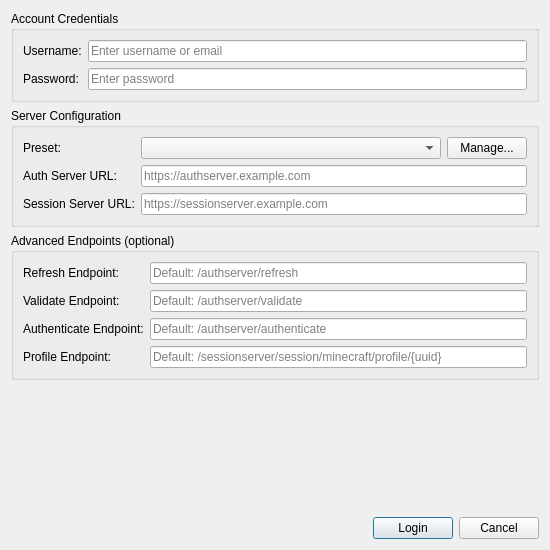
First picture: the form in launcher/ui/dialogs/YggdrasilLoginDialog.ui, repository AndreaFrederica/LunaLauncher, before the edit.
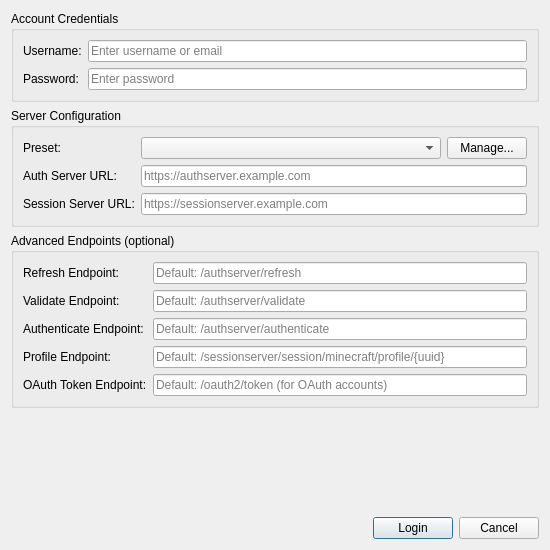
Second picture: the form after the edit.

Commit message: feat: Implement OAuth support for Yggdrasil authentication, including token management and UI updates

```diff
--- a/launcher/ui/dialogs/YggdrasilLoginDialog.ui
+++ b/launcher/ui/dialogs/YggdrasilLoginDialog.ui
@@ -184,6 +184,20 @@
         </property>
        </widget>
       </item>
+      <item row="4" column="0">
+       <widget class="QLabel" name="oauthTokenEndpointLabel">
+        <property name="text">
+         <string>OAuth Token Endpoint:</string>
+        </property>
+       </widget>
+      </item>
+      <item row="4" column="1">
+       <widget class="QLineEdit" name="oauthTokenEndpointEdit">
+        <property name="placeholderText">
+         <string>Default: /oauth2/token (for OAuth accounts)</string>
+        </property>
+       </widget>
+      </item>
      </layout>
     </widget>
    </item>
```
The commit also changes 9 other files.
